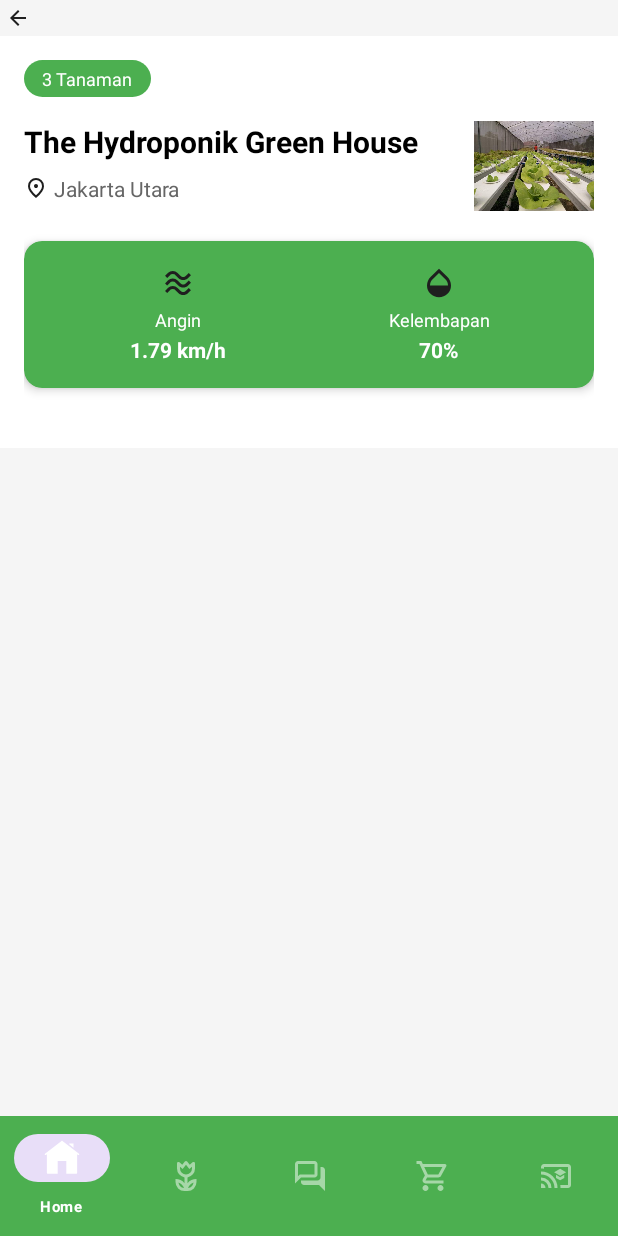
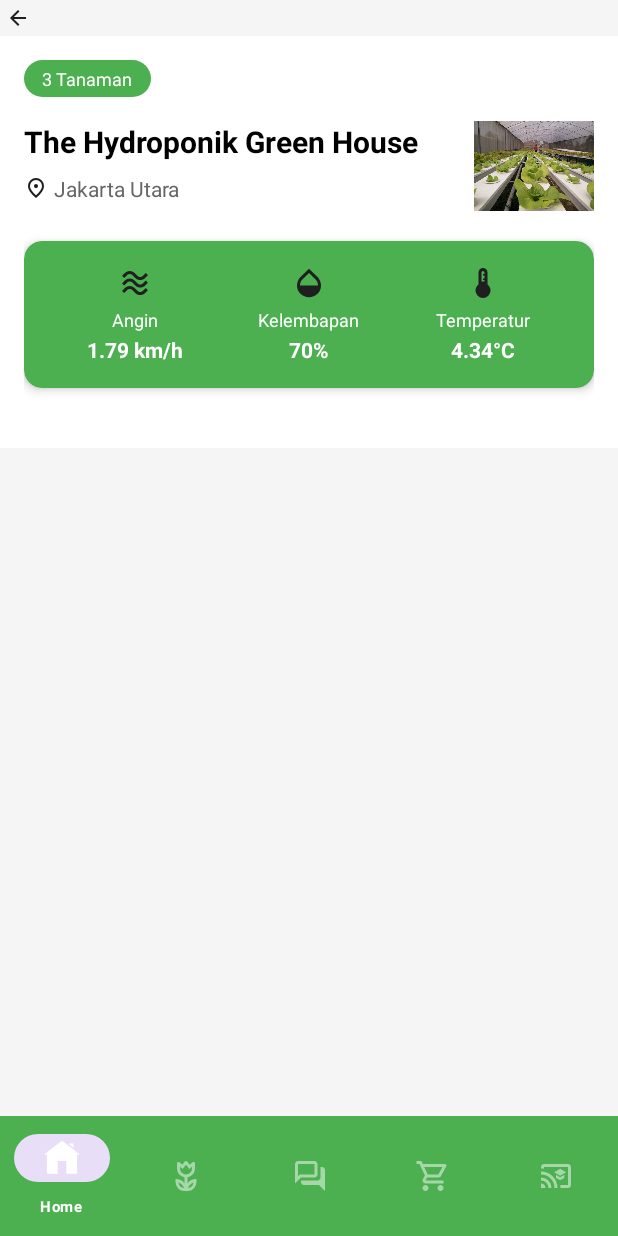
Before and after one commit to FirgiAhmadSuryaman/HidroponikApp, an Android app: the fragment Tanaman_Fragment placed in its activity, on a phone screen of 412 x 824 dp. Run offline under Robolectric (Android 15) with nearby library versions, the phone set to English and light mode, and no system bars.

Commit message:
Menambahakan StarCard Tempratur di fragment_tanaman.xml

```diff
--- /dev/null
+++ b/app/src/main/res/drawable/ic_temperature.xml
@@ -0,0 +1,9 @@
+<vector xmlns:android="http://schemas.android.com/apk/res/android"
+    android:width="24dp"
+    android:height="24dp"
+    android:viewportWidth="960"
+    android:viewportHeight="960">
+  <path
+      android:pathData="M480,880q-83,0 -141.5,-58.5T280,680q0,-48 21,-89.5t59,-70.5v-320q0,-50 35,-85t85,-35q50,0 85,35t35,85v320q38,29 59,70.5t21,89.5q0,83 -58.5,141.5T480,880ZM440,440h80v-40h-40v-40h40v-80h-40v-40h40v-40q0,-17 -11.5,-28.5T480,160q-17,0 -28.5,11.5T440,200v240Z"
+      android:fillColor="#1f1f1f"/>
+</vector>
--- a/app/src/main/res/layout/fragment_tanaman.xml
+++ b/app/src/main/res/layout/fragment_tanaman.xml
@@ -177,6 +177,37 @@
 
                         </LinearLayout>
 
+                        <LinearLayout
+                            android:layout_width="0dp"
+                            android:layout_height="wrap_content"
+                            android:layout_weight="1"
+                            android:orientation="vertical"
+                            android:gravity="center">
+
+                            <ImageView
+                                android:layout_width="24dp"
+                                android:layout_height="24dp"
+                                android:src="@drawable/ic_temperature"
+                                android:layout_marginBottom="4dp" />
+
+                            <TextView
+                                android:layout_width="wrap_content"
+                                android:layout_height="wrap_content"
+                                android:text="Temperatur"
+                                android:textColor="@android:color/white"
+                                android:textSize="12sp"
+                                android:layout_marginBottom="2dp" />
+
+                            <TextView
+                                android:layout_width="wrap_content"
+                                android:layout_height="wrap_content"
+                                android:text="4.34°C"
+                                android:textColor="@android:color/white"
+                                android:textSize="14sp"
+                                android:textStyle="bold" />
+                        </LinearLayout>
+
+
                         </LinearLayout>
 
                     </androidx.cardview.widget.CardView>
```
